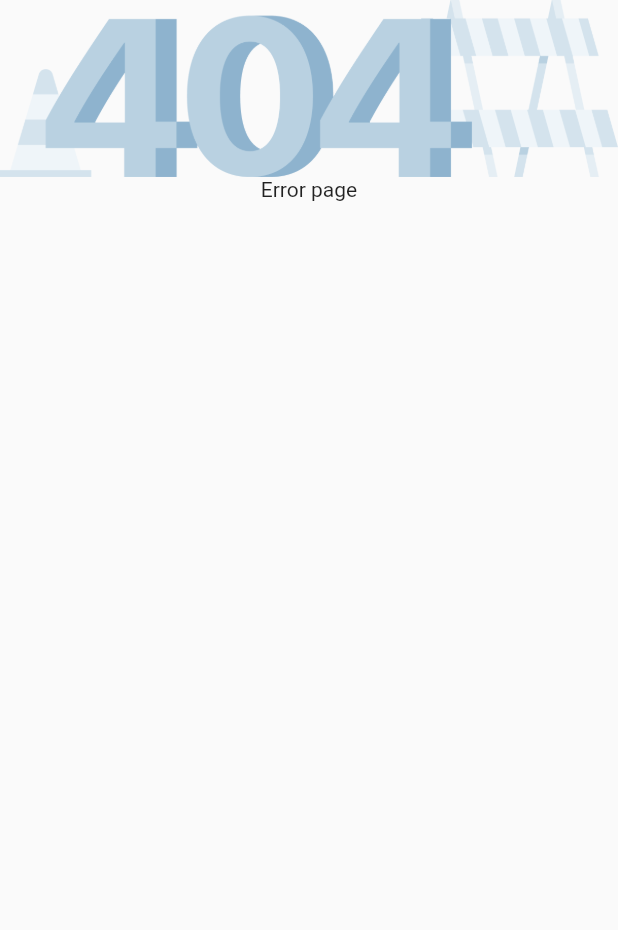
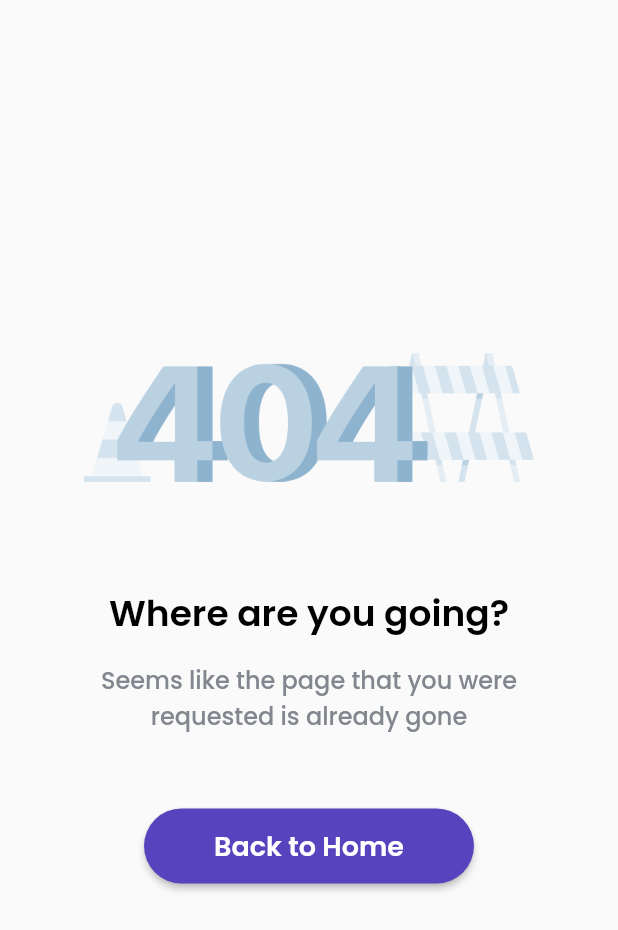
Before and after one commit to Flutter-Dart-Hacks/bwa-kosans, a Flutter app: the ErrorPages screen opened by its route, on a phone screen of 412 x 824 dp. Shown: the top 930 px of the screen. Run offline on Flutter 3.47's test engine with Material 2 defaults, Android fonts, the phone set to English and light mode, and no system bars; our stand-ins replace google_fonts.

Commit message:
Pembuatan halaman error page dan detail page

```diff
--- a/lib/pages/detail_pages.dart
+++ b/lib/pages/detail_pages.dart
@@ -336,6 +336,7 @@ class _DetailPageState extends State<DetailPage> {
                                       // openLinkUrlData(
                                       //     'https://www.google.com/maps/@-6.9007143,107.6188714,16.5z',
                                       //     context);
+                                      // testing halaman error
                                       openLinkUrlData('abcde5z', context);
                                     },
                                     iconSize: 50,
--- a/lib/pages/error_pages.dart
+++ b/lib/pages/error_pages.dart
@@ -1,3 +1,5 @@
+import 'package:bwa_kosans/pages/home_pages.dart';
+import 'package:bwa_kosans/themes.dart';
 import 'package:flutter/material.dart';
 
 class ErrorPages extends StatefulWidget {
@@ -15,14 +17,63 @@ class _ErrorPagesState extends State<ErrorPages> {
     return Scaffold(
       body: SafeArea(
         bottom: false,
+        child: Center(
           child: Column(
+            mainAxisAlignment: MainAxisAlignment.center,
+            crossAxisAlignment: CrossAxisAlignment.center,
             children: [
               Image.asset(
                 'resources/images/ic_404.png',
                 fit: BoxFit.contain,
+                width: 300,
               ),
-            const Text('Error page'),
+              const SizedBox(
+                height: 70,
+              ),
+              Text(
+                'Where are you going?',
+                style: blackTextStyle.copyWith(
+                  fontSize: 24,
+                  fontWeight: FontWeight.w600,
+                ),
+              ),
+              const SizedBox(
+                height: 14,
+              ),
+              Text(
+                'Seems like the page that you were\nrequested is already gone',
+                style: greyTextStyle.copyWith(
+                  fontSize: 16,
+                  fontWeight: FontWeight.w500,
+                ),
+                textAlign: TextAlign.center,
+              ),
+              const SizedBox(
+                height: 50,
+              ),
+              Container(
+                margin: const EdgeInsets.symmetric(horizontal: edgePadding),
+                height: 50,
+                width: 220,
+                child: ElevatedButton(
+                  onPressed: () {
+                    Navigator.pushNamedAndRemoveUntil(
+                        context, HomePageMenu.routeName, (route) => false);
+                  },
+                  style: ElevatedButton.styleFrom(
+                      backgroundColor: purpleColor,
+                      shape: RoundedRectangleBorder(
+                        borderRadius: BorderRadius.circular(30),
+                      )),
+                  child: Text(
+                    'Back to Home',
+                    style: whiteTextStyle.copyWith(
+                        fontWeight: FontWeight.w600, fontSize: 18),
+                  ),
+                ),
+              ),
             ],
+          ),
         ),
       ),
     );
```
Lines whose indentation alone changed are shown as unchanged.
